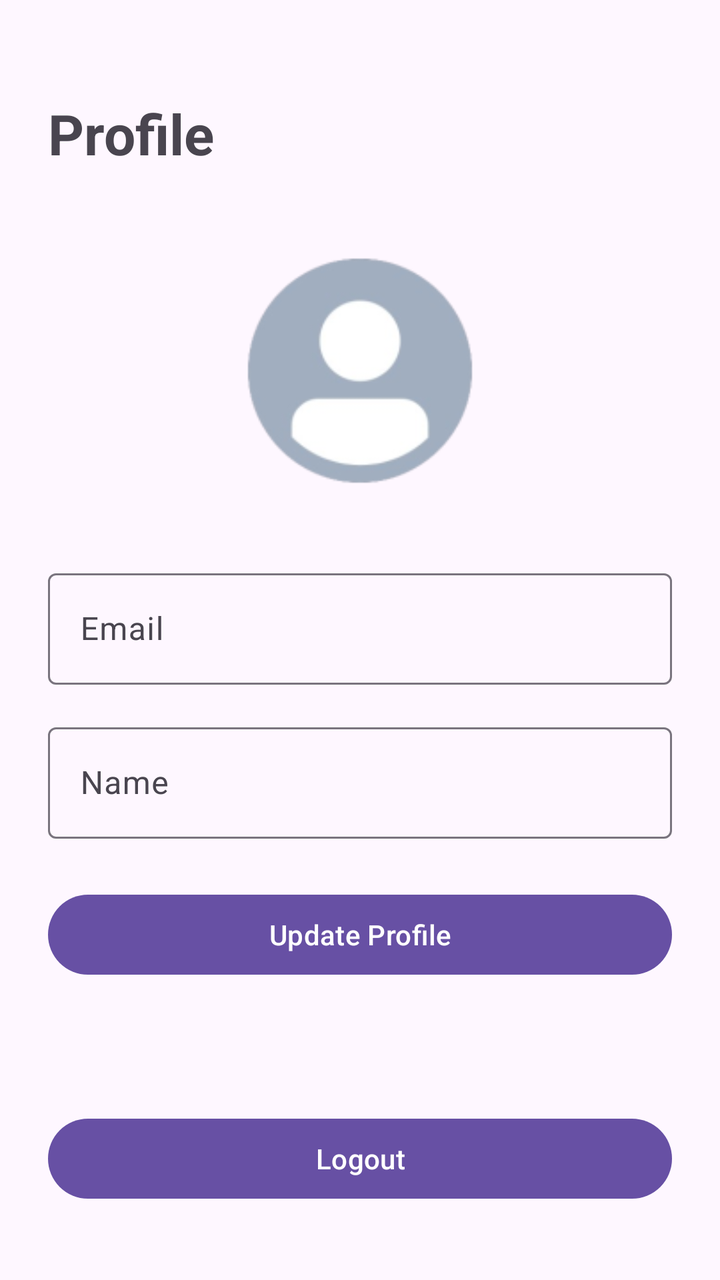
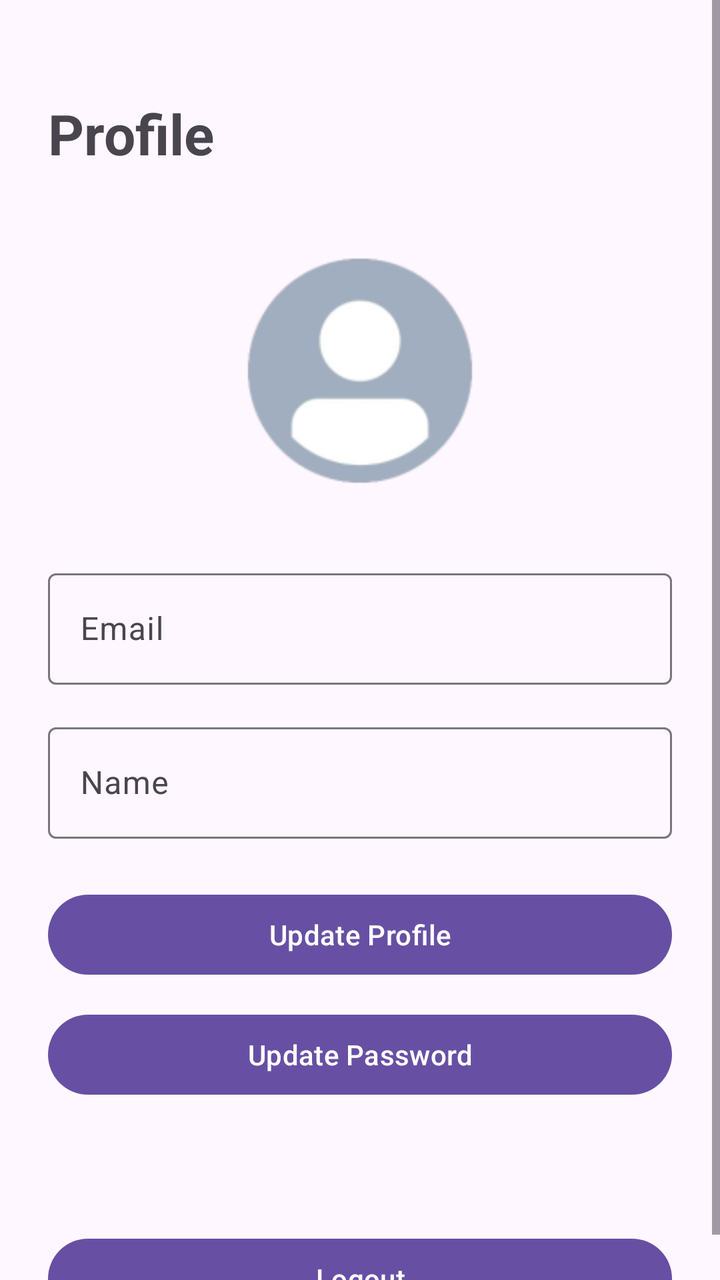

Two renders of the same Android screen: before a commit and after it. Below are the layout's source before the change and the commit's diff.
<!-- AndroidManifest.xml: application theme Theme.Notes -->
<!-- res/layout/activity_email_user.xml -->
<?xml version="1.0" encoding="utf-8"?>
<ScrollView xmlns:android="http://schemas.android.com/apk/res/android"
    xmlns:app="http://schemas.android.com/apk/res-auto"
    xmlns:tools="http://schemas.android.com/tools"
    android:layout_width="match_parent"
    android:layout_height="match_parent"
    tools:context=".auth.EmailUser">

    <androidx.constraintlayout.widget.ConstraintLayout
        android:id="@+id/main"
        android:layout_width="match_parent"
        android:layout_height="wrap_content">

        
        <TextView
            android:id="@+id/userTitle"
            android:layout_width="wrap_content"
            android:layout_height="wrap_content"
            android:layout_marginStart="24dp"
            android:layout_marginTop="48dp"
            android:text="@string/profile"
            android:textSize="28sp"
            android:textStyle="bold"
            app:layout_constraintStart_toStartOf="parent"
            app:layout_constraintTop_toTopOf="parent" />

        <ImageView
            android:id="@+id/avatarImage"
            android:layout_width="128dp"
            android:layout_height="128dp"
            android:layout_marginTop="36dp"
            android:background="@mipmap/avatar"
            android:contentDescription="@string/avatar"
            android:scaleType="centerCrop"
            app:layout_constraintEnd_toEndOf="parent"
            app:layout_constraintStart_toStartOf="parent"
            app:layout_constraintTop_toBottomOf="@id/userTitle" />

        
        <com.google.android.material.textfield.TextInputLayout
            android:id="@+id/emailLayout"
            android:layout_width="0dp"
            android:layout_height="wrap_content"
            android:layout_marginStart="24dp"
            android:layout_marginTop="32dp"
            android:layout_marginEnd="24dp"
            android:hint="@string/email"
            app:layout_constraintEnd_toEndOf="parent"
            app:layout_constraintStart_toStartOf="parent"
            app:layout_constraintTop_toBottomOf="@id/avatarImage">

            <com.google.android.material.textfield.TextInputEditText
                android:id="@+id/emailInput"
                android:layout_width="match_parent"
                android:layout_height="wrap_content"
                android:enabled="false" />
        </com.google.android.material.textfield.TextInputLayout>

        
        <com.google.android.material.textfield.TextInputLayout
            android:id="@+id/usernameLayout"
            android:layout_width="0dp"
            android:layout_height="wrap_content"
            android:layout_marginStart="24dp"
            android:layout_marginTop="16dp"
            android:layout_marginEnd="24dp"
            android:hint="@string/name"
            app:layout_constraintEnd_toEndOf="parent"
            app:layout_constraintStart_toStartOf="parent"
            app:layout_constraintTop_toBottomOf="@id/emailLayout">

            <com.google.android.material.textfield.TextInputEditText
                android:id="@+id/nameInput"
                android:layout_width="match_parent"
                android:layout_height="wrap_content"
                android:inputType="textPersonName" />
        </com.google.android.material.textfield.TextInputLayout>

        
        <com.google.android.material.button.MaterialButton
            android:id="@+id/updateButton"
            android:layout_width="0dp"
            android:layout_height="wrap_content"
            android:layout_marginStart="24dp"
            android:layout_marginTop="24dp"
            android:layout_marginEnd="24dp"
            android:text="@string/update_profile"
            app:layout_constraintEnd_toEndOf="parent"
            app:layout_constraintStart_toStartOf="parent"
            app:layout_constraintTop_toBottomOf="@id/usernameLayout" />

        
        <com.google.android.material.button.MaterialButton
            android:id="@+id/logoutButton"
            android:layout_width="0dp"
            android:layout_height="wrap_content"
            android:layout_marginStart="24dp"
            android:layout_marginTop="64dp"
            android:layout_marginEnd="24dp"
            android:text="@string/logout"
            app:layout_constraintEnd_toEndOf="parent"
            app:layout_constraintStart_toStartOf="parent"
            app:layout_constraintTop_toBottomOf="@id/updateButton" />

    </androidx.constraintlayout.widget.ConstraintLayout>

</ScrollView>
<!-- resources referenced by this layout -->
<resources>
  <!-- mipmap avatar: png bitmap (mipmap-hdpi, 3323 bytes) -->
  <string name="avatar">Avatar</string>
  <string name="email">Email</string>
  <string name="logout">Logout</string>
  <string name="name">Name</string>
  <string name="profile">Profile</string>
  <string name="update_profile">Update Profile</string>
  <style name="Theme.Notes" parent="Base.Theme.Notes" />
  <style name="Base.Theme.Notes" parent="Theme.Material3.DayNight.NoActionBar">
          <item name="android:statusBarColor">@color/background</item>
          <item name="android:navigationBarColor">@color/background</item>
          <item name="android:windowLightStatusBar">true</item>
      </style>
  <color name="background">#FFFDF0FF</color>
</resources>

<!-- the commit's change to res/layout/activity_email_user.xml (unified diff, before → after) -->
@@ -91,6 +91,19 @@
 
         
         <com.google.android.material.button.MaterialButton
+            android:id="@+id/changePasswordButton"
+            android:layout_width="0dp"
+            android:layout_height="wrap_content"
+            android:layout_marginStart="24dp"
+            android:layout_marginTop="12dp"
+            android:layout_marginEnd="24dp"
+            android:text="@string/update_password"
+            app:layout_constraintEnd_toEndOf="parent"
+            app:layout_constraintStart_toStartOf="parent"
+            app:layout_constraintTop_toBottomOf="@id/updateButton" />
+
+        
+        <com.google.android.material.button.MaterialButton
             android:id="@+id/logoutButton"
             android:layout_width="0dp"
             android:layout_height="wrap_content"
@@ -100,7 +113,7 @@
             android:text="@string/logout"
             app:layout_constraintEnd_toEndOf="parent"
             app:layout_constraintStart_toStartOf="parent"
-            app:layout_constraintTop_toBottomOf="@id/updateButton" />
+            app:layout_constraintTop_toBottomOf="@id/changePasswordButton" />
 
     </androidx.constraintlayout.widget.ConstraintLayout>
 
<!-- resource entries referenced after the edit -->
@@ -6,6 +6,7 @@
   <string name="logout">Logout</string>
   <string name="name">Name</string>
   <string name="profile">Profile</string>
+  <string name="update_password">Update Password</string>
   <string name="update_profile">Update Profile</string>
   <style name="Theme.Notes" parent="Base.Theme.Notes" />
   <style name="Base.Theme.Notes" parent="Theme.Material3.DayNight.NoActionBar">
